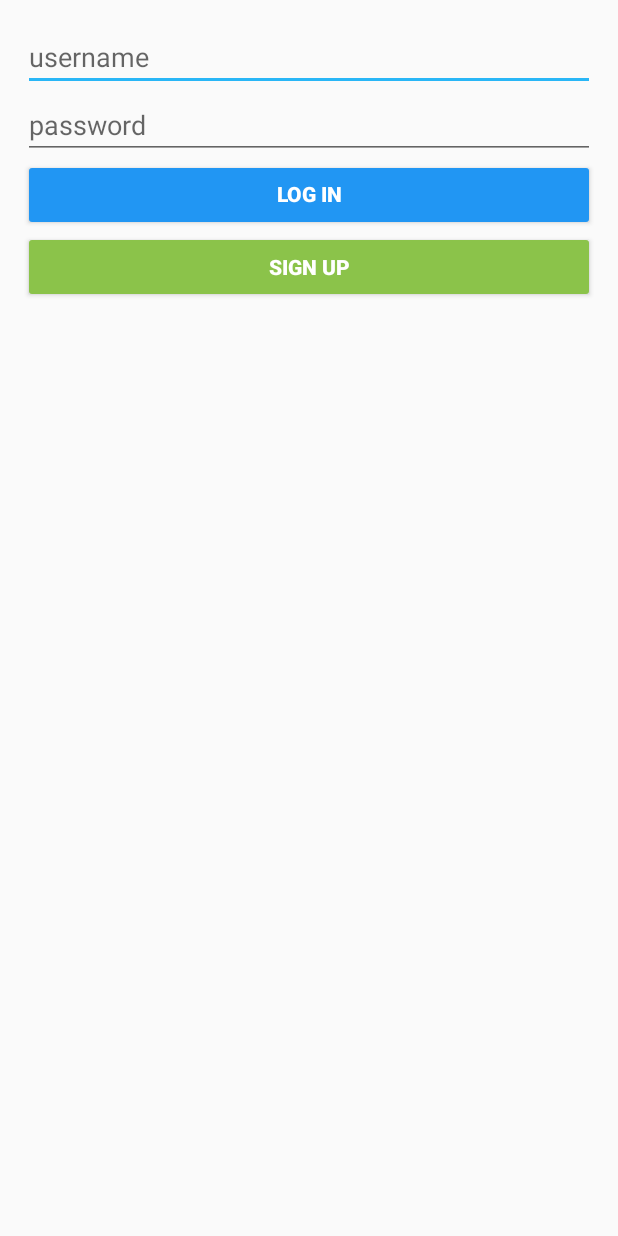
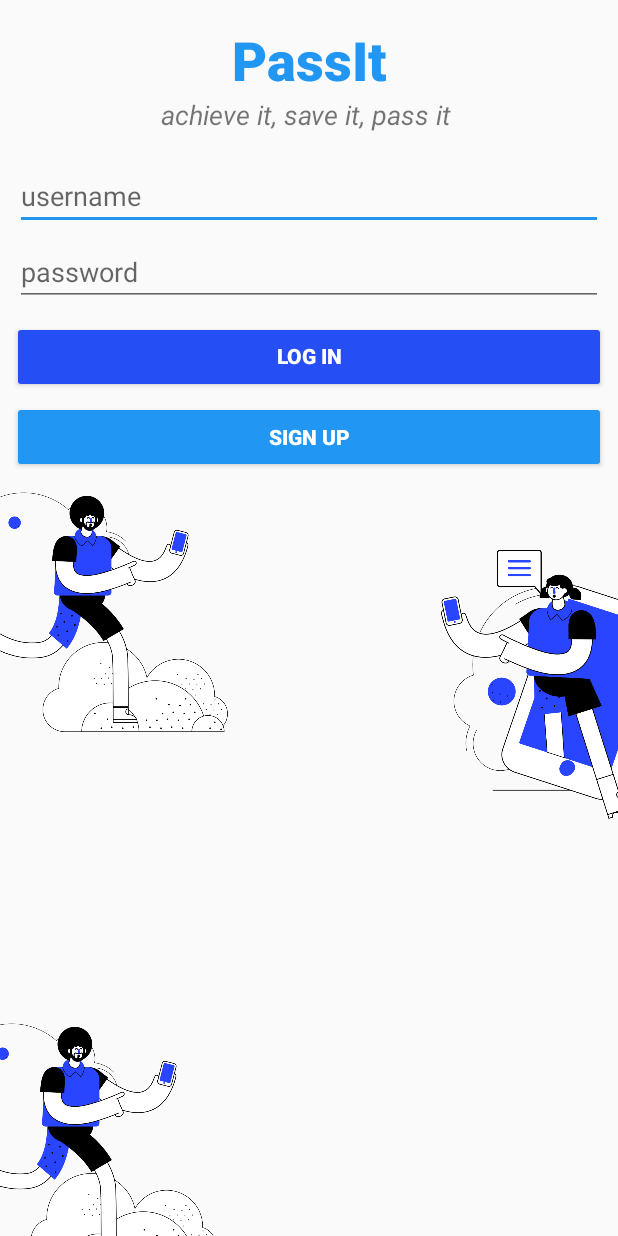
Before and after one commit to EdwinTomy/FBUapp, an Android app: the screen it shows after launch (LoginActivity), on a phone screen of 412 x 824 dp. Run offline under Robolectric (Android 15) with nearby library versions, the phone set to English and light mode, and no system bars; libraries missing offline, so code that uses them is left out: com.parse; 4 statements that could not run were skipped.

Commit message:
UI of login screen (added imagery)

```diff
--- a/app/src/main/AndroidManifest.xml
+++ b/app/src/main/AndroidManifest.xml
@@ -16,7 +16,7 @@
         android:name=".network.ParseApplication"
         android:allowBackup="true"
         android:enabled="true"
-        android:icon="@mipmap/ic_launcher"
+        android:icon="@drawable/shiny_happy_people__1_"
         android:label="@string/app_name"
         android:roundIcon="@mipmap/ic_launcher_round"
         android:supportsRtl="true"
--- a/app/src/main/java/com/example/virtualresume/activities/CreateAchievement.java
+++ b/app/src/main/java/com/example/virtualresume/activities/CreateAchievement.java
@@ -64,6 +64,8 @@ public class CreateAchievement extends CameraApplication {
         //Setting up template for existing achievement
         if(achievement != null)
             existingAchievementTemplate();
+        else
+            btnDeleteAchievement.setEnabled(false);
 
         //Taking a picture
         btnPicture.setOnClickListener(new View.OnClickListener() {
--- a/app/src/main/java/com/example/virtualresume/activities/CreateUserActivity.java
+++ b/app/src/main/java/com/example/virtualresume/activities/CreateUserActivity.java
@@ -125,6 +125,7 @@ public class CreateUserActivity extends CameraApplication {
                     Toast.makeText(CreateUserActivity.this, "Success in sign up!",
                             Toast.LENGTH_SHORT).show();
                     savePhoto(user);
+                    goMainActivity();
                     return;
                 }
                 Toast.makeText(CreateUserActivity.this,
@@ -151,7 +152,6 @@ public class CreateUserActivity extends CameraApplication {
             user.saveInBackground();
             Log.i(TAG, "File not null");
             Toast.makeText(CreateUserActivity.this, "Profile loaded", Toast.LENGTH_SHORT).show();
-            goMainActivity();
         }
     }
 }
--- a/app/src/main/java/com/example/virtualresume/fragments/EditFragment.java
+++ b/app/src/main/java/com/example/virtualresume/fragments/EditFragment.java
@@ -1,7 +1,6 @@
 package com.example.virtualresume.fragments;
 
 import android.content.Intent;
-import android.graphics.Color;
 import android.os.Bundle;
 
 import androidx.annotation.NonNull;
@@ -19,6 +18,7 @@ import android.widget.Button;
 import android.widget.ImageView;
 import android.widget.TextView;
 import android.widget.Toast;
+import android.widget.ToggleButton;
 
 import com.bumptech.glide.Glide;
 import com.example.virtualresume.R;
@@ -28,14 +28,10 @@ import com.example.virtualresume.adapters.EditAchievementsAdapter;
 import com.example.virtualresume.models.Achievement;
 import com.example.virtualresume.models.User;
 import com.example.virtualresume.utils.ItemSwiper;
-import com.example.virtualresume.utils.MyButtonClickListener;
-import com.parse.DeleteCallback;
 import com.parse.FindCallback;
 import com.parse.ParseException;
 import com.parse.ParseFile;
-import com.parse.ParseObject;
 import com.parse.ParseQuery;
-import com.parse.ParseRelation;
 import com.parse.ParseUser;
 import com.parse.SaveCallback;
 
@@ -44,6 +40,8 @@ import org.parceler.Parcels;
 import java.util.ArrayList;
 import java.util.List;
 
+import static android.app.Activity.RESULT_OK;
+
 /**
  * A simple {@link Fragment} subclass.
  */
@@ -51,7 +49,7 @@ public class EditFragment extends ViewFragment {
 
     public static final String TAG = "EditFragment";
     public static final int EDIT_USER_DETAILS_ACTIVITY_REQUEST_CODE = 30;
-    public static final int EDIT_USER_ACHIEVEMENTS_ACTIVITY_REQUEST_CODE = 20;
+    public static final int CREATE_USER_ACHIEVEMENTS_ACTIVITY_REQUEST_CODE = 20;
 
     private ImageView userProfileImage;
     private TextView userHome;
@@ -118,7 +116,7 @@ public class EditFragment extends ViewFragment {
     //Go to Create Achievement Screen
     public void goToCreateAchievementActivity() {
         Intent intent = new Intent(getContext(), CreateAchievement.class);
-        startActivityForResult(intent, EDIT_USER_ACHIEVEMENTS_ACTIVITY_REQUEST_CODE);
+        startActivityForResult(intent, CREATE_USER_ACHIEVEMENTS_ACTIVITY_REQUEST_CODE);
     }
 
     //Go to Edit User Details Screen
@@ -134,6 +132,7 @@ public class EditFragment extends ViewFragment {
         Log.i(TAG, requestCode + " and " + resultCode);
         swipeContainer.setRefreshing(true);
 
+        Toast.makeText(getContext(), "Achievement uploading", Toast.LENGTH_SHORT).show();
         bindUserDetails();
         queryUserAchievements();
         userAchievementsAdapter.notifyDataSetChanged();
--- a/app/src/main/java/com/example/virtualresume/models/Achievement.java
+++ b/app/src/main/java/com/example/virtualresume/models/Achievement.java
@@ -11,7 +11,7 @@ import java.security.KeyFactory;
 import java.security.KeyStore;
 import java.util.Date;
 
-@Parcel(analyze = {Achievement.class})
+//@Parcel(analyze = {Achievement.class})
 @ParseClassName("Achievement")
 public class Achievement extends ParseObject {
 
--- a/app/src/main/res/layout/activity_login.xml
+++ b/app/src/main/res/layout/activity_login.xml
@@ -1,36 +1,102 @@
 <?xml version="1.0" encoding="utf-8"?>
-<LinearLayout xmlns:android="http://schemas.android.com/apk/res/android"
+<RelativeLayout xmlns:android="http://schemas.android.com/apk/res/android"
     xmlns:app="http://schemas.android.com/apk/res-auto"
+    xmlns:tools="http://schemas.android.com/tools"
     android:layout_width="match_parent"
-    android:layout_height="wrap_content"
-    xmlns:tools="http://schemas.android.com/tools"
-    android:layout_margin="15dp"
+    android:layout_height="match_parent"
+    android:layout_alignParentStart="true"
+    android:layout_alignParentTop="true"
     android:orientation="vertical"
     tools:context=".activities.LoginActivity">
+
+    <ImageView
+        android:id="@+id/ivLeftPerson2"
+        android:layout_width="180dp"
+        android:layout_height="180dp"
+        android:layout_alignParentStart="true"
+        android:layout_alignParentBottom="true"
+        android:layout_marginStart="-35dp"
+        android:layout_marginBottom="-28dp"
+        app:srcCompat="@drawable/shiny_happy_people__3_" />
 
     <EditText
         android:id="@+id/etUsername"
         android:layout_width="match_parent"
         android:layout_height="wrap_content"
+        android:layout_below="@+id/etPhrase"
+        android:layout_alignParentStart="true"
+        android:layout_alignParentEnd="true"
+        android:layout_marginStart="10dp"
+        android:layout_marginTop="10dp"
+        android:layout_marginEnd="10dp"
         android:layout_weight="1"
         android:ems="10"
-        android:hint="@string/username"/>
+        android:hint="@string/username" />
+
+    <TextView
+        android:id="@+id/etPhrase"
+        android:layout_width="wrap_content"
+        android:layout_height="34dp"
+        android:layout_below="@+id/etAppName"
+        android:layout_alignParentStart="true"
+        android:layout_alignParentEnd="true"
+        android:layout_marginStart="20dp"
+        android:layout_marginTop="5dp"
+        android:layout_marginEnd="20dp"
+        android:layout_weight="1"
+        android:ems="10"
+        android:hint="@string/username"
+        android:text="achieve it, save it, pass it "
+        android:textAlignment="center"
+        android:textSize="18sp"
+        android:textStyle="italic" />
+
+    <TextView
+        android:id="@+id/etAppName"
+        android:layout_width="83dp"
+        android:layout_height="43dp"
+        android:layout_alignParentStart="true"
+        android:layout_alignParentTop="true"
+        android:layout_alignParentEnd="true"
+        android:layout_marginStart="20dp"
+        android:layout_marginTop="15dp"
+        android:layout_marginEnd="20sp"
+        android:layout_weight="1"
+        android:ems="10"
+        android:fontFamily="sans-serif-black"
+        android:hint="@string/username"
+        android:text="PassIt"
+        android:textAlignment="center"
+        android:textColor="@color/tagBlue"
+        android:textSize="36sp"
+        android:textStyle="bold" />
 
     <EditText
         android:id="@+id/etPassword"
         android:layout_width="match_parent"
         android:layout_height="wrap_content"
+        android:layout_below="@+id/etUsername"
+        android:layout_alignStart="@+id/etUsername"
+        android:layout_alignEnd="@+id/etUsername"
+        android:layout_marginStart="0dp"
+        android:layout_marginTop="5dp"
+        android:layout_marginEnd="0dp"
         android:layout_weight="1"
         android:ems="10"
         android:hint="@string/password"
-        android:inputType="textPassword"/>
+        android:inputType="textPassword" />
 
     <Button
         android:id="@+id/btnLogin"
         android:layout_width="match_parent"
         android:layout_height="wrap_content"
-        android:layout_weight="1"
-        android:backgroundTint="#2196F3"
+        android:layout_below="@+id/etPassword"
+        android:layout_alignParentStart="true"
+        android:layout_alignParentEnd="true"
+        android:layout_marginStart="8dp"
+        android:layout_marginTop="10dp"
+        android:layout_marginEnd="8dp"
+        android:backgroundTint="@color/colorPrimaryDark"
         android:includeFontPadding="false"
         android:text="@string/log_in"
         android:textColor="#FFFFFF"
@@ -40,10 +106,35 @@
         android:id="@+id/btnSignup"
         android:layout_width="match_parent"
         android:layout_height="wrap_content"
-        android:layout_weight="1"
-        android:backgroundTint="#8BC34A"
+        android:layout_below="@+id/btnLogin"
+        android:layout_alignStart="@+id/btnLogin"
+        android:layout_alignEnd="@+id/btnLogin"
+        android:layout_marginStart="0dp"
+        android:layout_marginTop="5dp"
+        android:layout_marginEnd="0dp"
+        android:backgroundTint="@color/colorPrimary"
         android:text="@string/sign_up"
         android:textColor="#FFFFFF"
-        android:textStyle="bold"/>
+        android:textStyle="bold" />
 
-</LinearLayout>
+    <ImageView
+        android:id="@+id/ivLeftPerson"
+        android:layout_width="180dp"
+        android:layout_height="180dp"
+        android:layout_alignParentStart="true"
+        android:layout_alignParentTop="true"
+        android:layout_marginStart="-27dp"
+        android:layout_marginTop="318dp"
+        app:srcCompat="@drawable/shiny_happy_people__3_" />
+
+    <ImageView
+        android:id="@+id/ivRightPerson"
+        android:layout_width="180dp"
+        android:layout_height="180dp"
+        android:layout_alignParentTop="true"
+        android:layout_alignParentEnd="true"
+        android:layout_marginTop="366dp"
+        android:layout_marginEnd="-49dp"
+        app:srcCompat="@drawable/shiny_happy_people__2_" />
+
+</RelativeLayout>
--- a/app/src/main/res/layout/fragment_contacts.xml
+++ b/app/src/main/res/layout/fragment_contacts.xml
@@ -67,7 +67,7 @@
         android:layout_height="wrap_content"
         android:layout_below="@+id/searchField"
         android:layout_marginTop="5dp"
-        android:backgroundTint="@color/tagBlue"
+        android:backgroundTint="@color/colorPrimaryDark"
         android:includeFontPadding="false"
         android:text="Search contact"
         android:textColor="#FFFFFF"
@@ -81,7 +81,7 @@
         android:layout_height="wrap_content"
         android:layout_below="@+id/btnSearchContact"
         android:layout_marginTop="5dp"
-        android:backgroundTint="@color/tagBlue"
+        android:backgroundTint="@color/colorPrimary"
         android:includeFontPadding="false"
         android:text="Sort by Names"
         android:textColor="#FFFFFF"
--- a/app/src/main/res/layout/fragment_edit.xml
+++ b/app/src/main/res/layout/fragment_edit.xml
@@ -95,10 +95,8 @@
         android:layout_width="match_parent"
         android:layout_height="wrap_content"
         android:layout_below="@+id/bio"
-        android:layout_alignParentStart="true"
-        android:layout_marginStart="5dp"
         android:layout_marginTop="5dp"
-        android:backgroundTint="#2196F3"
+        android:backgroundTint="@color/colorPrimary"
         android:includeFontPadding="false"
         android:text="Create Achievement"
         android:textColor="#FFFFFF"
@@ -108,13 +106,9 @@
         android:id="@+id/btnEditProfile"
         android:layout_width="match_parent"
         android:layout_height="wrap_content"
-        android:layout_alignParentStart="true"
         android:layout_alignParentTop="true"
-        android:layout_alignParentEnd="true"
-        android:layout_marginStart="5dp"
         android:layout_marginTop="10dp"
-        android:layout_marginEnd="5dp"
-        android:backgroundTint="#8BC34A"
+        android:backgroundTint="@color/colorPrimaryDark"
         android:text="Edit Profile"
         android:textColor="#FFFFFF"
         android:textStyle="bold" />
--- a/app/src/main/res/values/colors.xml
+++ b/app/src/main/res/values/colors.xml
@@ -1,9 +1,11 @@
 <?xml version="1.0" encoding="utf-8"?>
 <resources>
-    <color name="colorPrimary">#006064</color>
-    <color name="colorPrimaryDark">#3700B3</color>
-    <color name="colorAccent">#29B6F6</color>
+    <color name="colorPrimary">#2196F3</color>
     <color name="tagBlue">#2196F3</color>
+
+    <color name="colorPrimaryDark">#254FF5</color>
+    <color name="colorAccent">#2196F3</color>
+
     <color name="medium_green">#ff17bf63</color>
     <color name="medium_gray">#ffaab8c2</color>
     <color name="medium_gray_30">#4daab8c2</color>
--- a/app/src/main/res/values/strings.xml
+++ b/app/src/main/res/values/strings.xml
@@ -1,5 +1,5 @@
 <resources>
-    <string name="app_name">VirtualResume</string>
+    <string name="app_name">PassIt</string>
     <string name="sign_up">Sign up</string>
     <string name="log_in">Log in</string>
     <string name="password">password</string>
```
Also changed, not shown: app/src/main/res/drawable/shiny_happy_people__1_.png (added), app/src/main/res/drawable/shiny_happy_people__2_.png (added), app/src/main/res/drawable/shiny_happy_people__3_.png (added).
